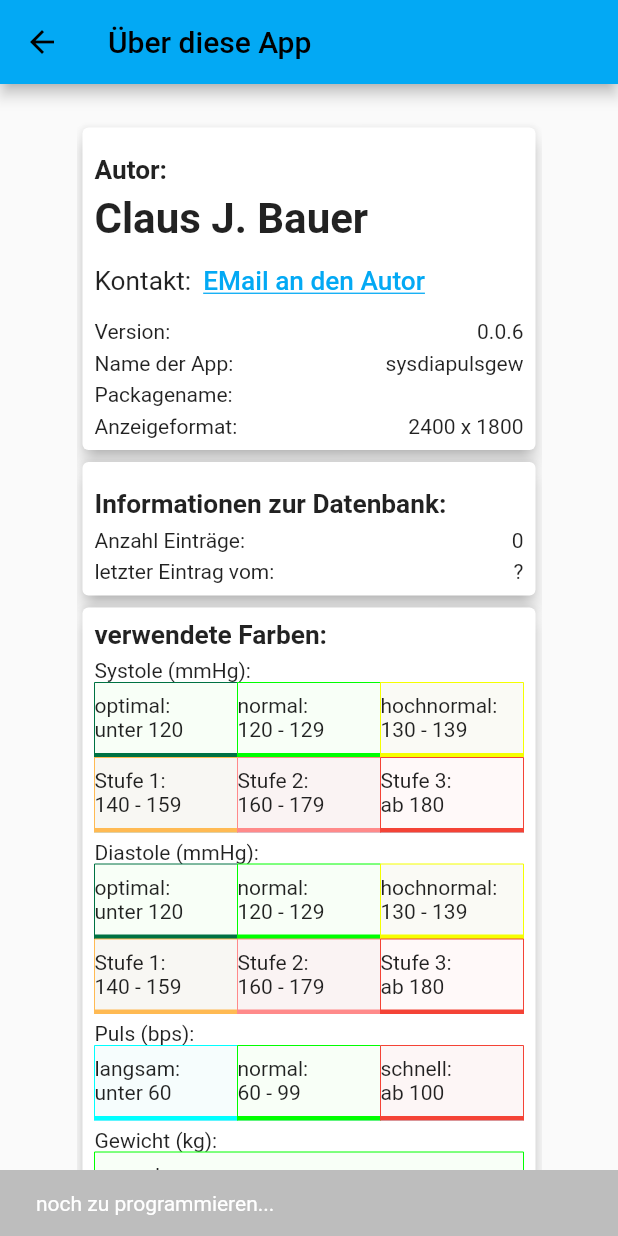
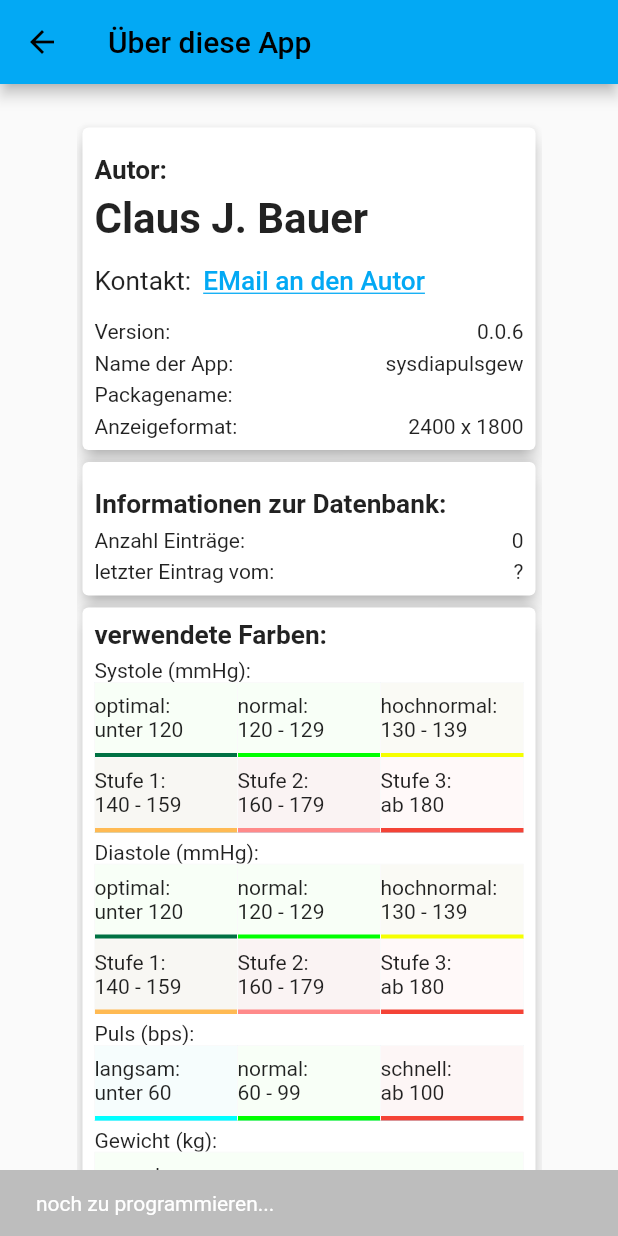
Before and after one commit to CJBNBG/SysDiaPulsGew, a Flutter app: the InfoPage screen opened by its route, on a phone screen of 412 x 824 dp. Run offline on Flutter 3.47's test engine with Material 2 defaults, Android fonts, the phone set to English and light mode, and no system bars; our stand-ins replace badges, flutter_slidable, material_design_icons_flutter, package_info_plus, page_transition, permission_handler and 1 more; accounts and stored records are empty; project files that could hold a hidden picture were left out.

Commit message:
Update infopage.dart
Verbesserung in  der Darstellung der Ränder, die eine Breite von 0.0 haben

```diff
--- a/lib/pages/InfoPage/infopage.dart
+++ b/lib/pages/InfoPage/infopage.dart
@@ -340,15 +340,15 @@ class myListRowWidget extends StatelessWidget {
             border: Border(
               top: BorderSide(
                   width: 0.0,
-                  color: this.Farbe1
+                  color: globals.BgColorNeutral
               ),
               left: BorderSide(
                   width: 0.0,
-                  color: this.Farbe1
+                  color: globals.BgColorNeutral
               ),
               right: BorderSide(
                   width: 0.0,
-                  color: this.Farbe1
+                  color: globals.BgColorNeutral
               ),
               bottom: BorderSide(
                 width: 3.0,
```
